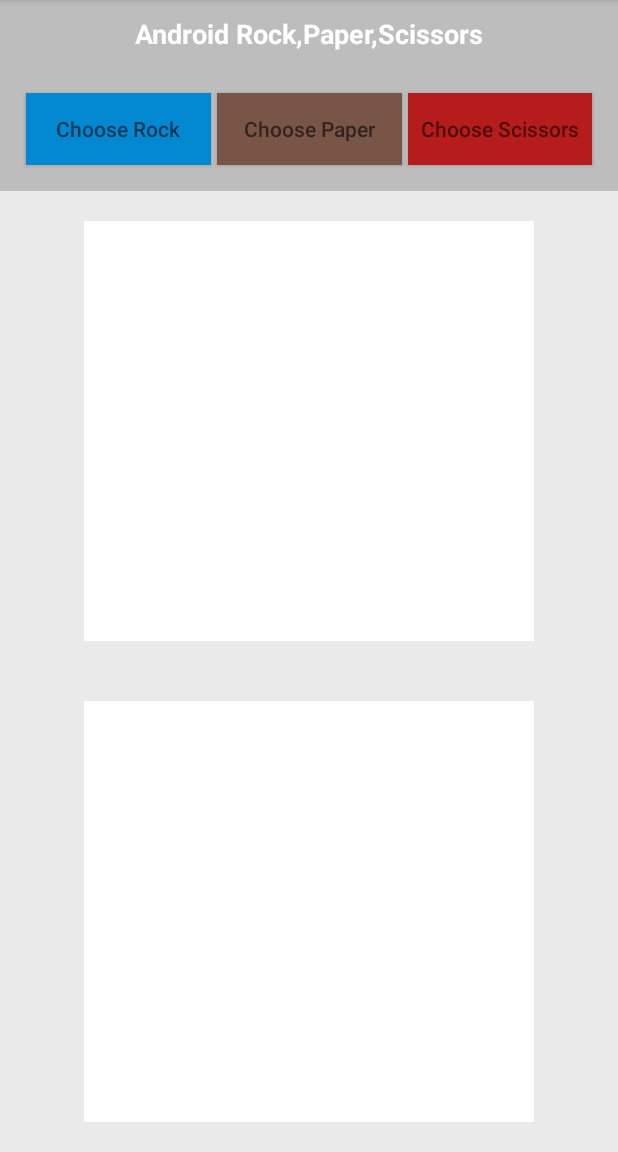
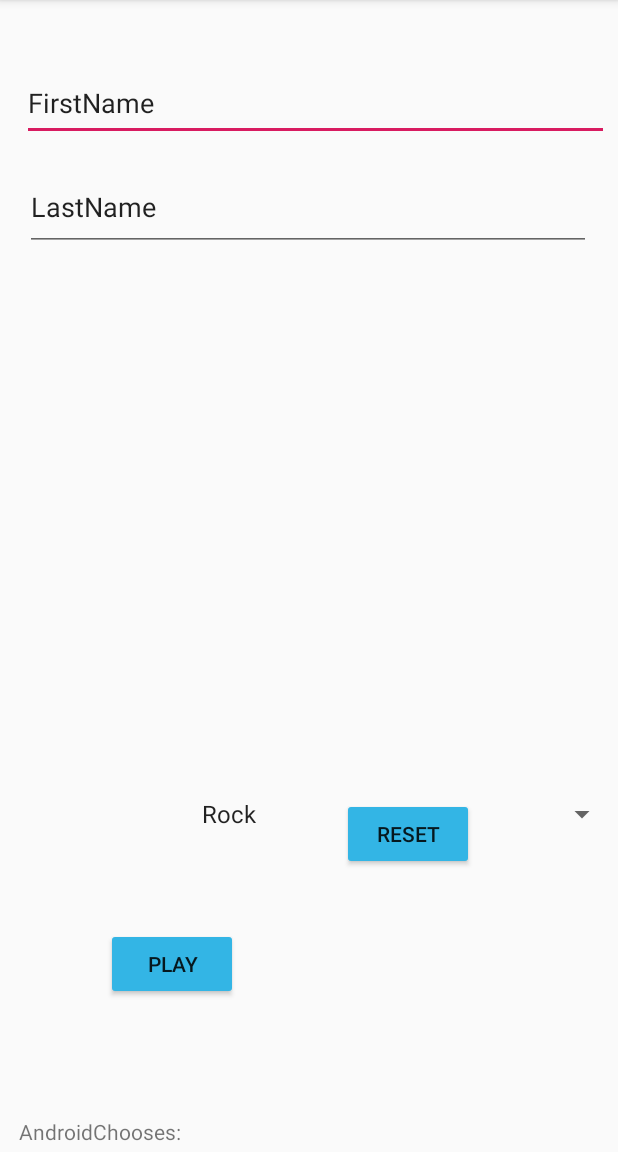
Before and after one commit to pidikiti1149/Example, an Android app: the screen it shows after launch (MainActivity), on a phone screen of 412 x 824 dp, the part 84-1236 px from its top. Run offline under Robolectric (Android 15) with nearby library versions, the phone set to English and light mode, and no system bars; our stand-ins replace Firebase (no records; nobody signed in at launch, a user with empty details on screens opened directly).

Commit message:
Initial Commit

```diff
--- a/app/build.gradle
+++ b/app/build.gradle
@@ -1,4 +1,5 @@
 apply plugin: 'com.android.application'
+apply plugin: 'com.google.gms.google-services'
 
 android {
     compileSdkVersion 29
@@ -23,6 +24,7 @@ dependencies {
     implementation fileTree(dir: 'libs', include: ['*.jar'])
     implementation 'androidx.appcompat:appcompat:1.0.2'
     implementation 'androidx.constraintlayout:constraintlayout:1.1.3'
+    implementation 'com.google.firebase:firebase-database:16.0.4'
     testImplementation 'junit:junit:4.12'
     androidTestImplementation 'androidx.test:runner:1.2.0'
     androidTestImplementation 'androidx.test.espresso:espresso-core:3.2.0'
--- a/app/src/main/java/com/example/a200429757_midterm/MainActivity.java
+++ b/app/src/main/java/com/example/a200429757_midterm/MainActivity.java
@@ -1,99 +1,91 @@
 package com.example.a200429757_midterm;
-
-
 import android.os.Bundle;
 
 import android.view.View;
 import android.widget.Button;
-import android.widget.ImageView;
+import android.widget.EditText;
+import android.widget.Spinner;
 import android.widget.Toast;
+import java.util.Random;
 import androidx.appcompat.app.AppCompatActivity;
+
+import com.google.firebase.database.DatabaseReference;
+import com.google.firebase.database.FirebaseDatabase;
 
 
 
-public class MainActivity extends AppCompatActivity implements View.OnClickListener {
 
-    ImageView input, output;
-    Button rock, paper, scissors;
-    int[] images = new int[]{
-            R.mipmap.rock,
-            R.mipmap.paper,
-            R.mipmap.scissors
-    };
-    int userinput = 0;
+public class MainActivity extends AppCompatActivity {
+
+    EditText editTextFName;
+    EditText editTextLName;
+    Spinner spinner;
+    Button buttonPlay, buttonReset;
+    DatabaseReference db;
+    int userinput = 0, rock, paper, scissors, sysChoice, winner;
 
     @Override
     protected void onCreate(Bundle savedInstanceState) {
         super.onCreate(savedInstanceState);
         setContentView(R.layout.activity_main);
+        editTextFName = findViewById(R.id.editTextFirstname);
+        editTextLName = findViewById(R.id.editTextLastName);
+        spinner = findViewById(R.id.spinner);
+        buttonPlay = findViewById(R.id.buttonPlay);
+        buttonReset = findViewById(R.id.buttonReset);
+
+        db = FirebaseDatabase.getInstance().getReference();
+
+        buttonPlay.setOnClickListener(new View.OnClickListener() {
+            @Override
+            public void onClick(View v) {
+                if (spinner.getSelectedItem().toString() == "Rock") {
+                    rock = v.getId();
+                } else if (spinner.getSelectedItem().toString() == "Paper") {
+                    paper = v.getId();
+                } else {
+                    scissors = v.getId();
+                }
+
+                Random rand = new Random();
+                int randInt = rand.nextInt(100) + 1;
+                if (randInt < 34) {
+                    sysChoice = rock;
+                } else if (randInt > 34 && randInt < 66) {
+                    sysChoice = paper;
+                } else {
+                    sysChoice = scissors;
+                }
+
+                if (sysChoice == spinner.getSelectedItemId()) {
+                    Toast.makeText(getApplicationContext(), "OOPS! It's a Tie! :P", Toast.LENGTH_SHORT).show();
+                    //winner=spinner.getSelectedItemId();
+                }else if((sysChoice == rock) & spinner.getSelectedItem()=="paper"){
+                    Toast.makeText(getApplicationContext(), "You Won", Toast.LENGTH_SHORT).show();
+                }
+            }
+        });
+        buttonReset.setOnClickListener(new View.OnClickListener() {
+            @Override
+            public void onClick(View v) {
+                editTextFName.setText("");
+                editTextLName.setText("");
+
+            }
+        });
+    }
+
+    public void playGame() {
+        String fName = editTextFName.getText().toString().trim();
+        String lName = editTextLName.getText().toString().trim();
+        String choice = spinner.getSelectedItem().toString();
+
+        String id = db.push().getKey();
+
+        game g = new game(id, fName, lName, choice);
+        db.child(id).setValue(g);
 
 
-        input = (ImageView) findViewById(R.id.ivinput);
-        output = (ImageView) findViewById(R.id.ivoutput);
-        rock = (Button) findViewById(R.id.btnrock);
-        paper = (Button) findViewById(R.id.btnpaper);
-        scissors = (Button) findViewById(R.id.btnscissors);
-
-        rock.setOnClickListener(this);
-        paper.setOnClickListener(this);
-        scissors.setOnClickListener(this);
     }
 
-    public void onClick(View v) {
-        int id = v.getId();
-        switch (id) {
-            case R.id.btnrock:
-                userinput = 1;
-                input.setBackgroundResource(R.mipmap.rock);
-                setOutput();
-                break;
-            case R.id.btnpaper:
-                userinput = 2;
-                input.setBackgroundResource(R.mipmap.paper);
-                setOutput();
-                break;
-            case R.id.btnscissors:
-                userinput = 3;
-                input.setBackgroundResource(R.mipmap.scissors);
-                setOutput();
-                break;
-        }
-    }
-
-    private void setOutput() {
-        int imageId = (int) (Math.random() * images.length);
-        output.setBackgroundResource(images[imageId]);
-        checkresult(imageId);
-    }
-
-    private void checkresult(int imageId) {
-        if (userinput == 1 && imageId == 0) {
-            showresult(2);
-        } else if (userinput == 1 && imageId == 1) {
-            showresult(0);
-        } else if (userinput == 1 && imageId == 2) {
-            showresult(1);
-        } else if (userinput == 2 && imageId == 0) {
-            showresult(1);
-        } else if (userinput == 2 && imageId == 1) {
-            showresult(2);
-        } else if (userinput == 2 && imageId == 2) {
-            showresult(0);
-        } else if (userinput == 3 && imageId == 0) {
-            showresult(0);
-        } else if (userinput == 3 && imageId == 1) {
-            showresult(1);
-        } else if (userinput == 3 && imageId == 2) {
-            showresult(2);
-        }
-    }
-
-    private void showresult(int result) {
-        if (result == 0) {
-            Toast.makeText(getApplicationContext(), " You Lost ", Toast.LENGTH_SHORT).show();
-        } else if (result == 1)
-            Toast.makeText(getApplicationContext(), "You Won", Toast.LENGTH_SHORT).show();
-        else
-            Toast.makeText(getApplicationContext(), "It's tie", Toast.LENGTH_SHORT).show();
-    }
 }
--- a/app/src/main/res/layout/activity_main.xml
+++ b/app/src/main/res/layout/activity_main.xml
@@ -1,80 +1,103 @@
 <?xml version="1.0" encoding="utf-8"?>
-<LinearLayout xmlns:android="http://schemas.android.com/apk/res/android"
+<android.support.constraint.ConstraintLayout xmlns:android="http://schemas.android.com/apk/res/android"
+    xmlns:app="http://schemas.android.com/apk/res-auto"
+    xmlns:tools="http://schemas.android.com/tools"
+    android:id="@+id/spinnerChoice"
     android:layout_width="match_parent"
     android:layout_height="match_parent"
-    android:background="#bdbdbd"
-    android:orientation="vertical">
+    tools:context=".MainActivity">
+
+    <Spinner
+        android:id="@+id/spinner"
+        android:layout_width="285dp"
+        android:layout_height="341dp"
+        android:layout_marginTop="129dp"
+        android:layout_marginBottom="100dp"
+        android:entries="@array/Choice"
+        app:layout_constraintBottom_toTopOf="@+id/buttonPlay"
+        app:layout_constraintEnd_toEndOf="parent"
+        app:layout_constraintHorizontal_bias="1.0"
+        app:layout_constraintStart_toStartOf="parent"
+        app:layout_constraintTop_toBottomOf="@+id/editTextLastName" />
+
+    <Button
+        android:id="@+id/buttonPlay"
+        android:layout_width="wrap_content"
+        android:layout_height="wrap_content"
+        android:layout_marginStart="38dp"
+        android:layout_marginTop="37dp"
+        android:layout_marginEnd="8dp"
+        android:layout_marginBottom="284dp"
+        android:backgroundTint="@android:color/holo_blue_light"
+        android:shadowColor="#03A9F4"
+        android:text="PLAY"
+        android:textColorHint="#2196F3"
+        app:layout_constraintBottom_toBottomOf="parent"
+        app:layout_constraintEnd_toEndOf="@+id/spinner"
+        app:layout_constraintHorizontal_bias="0.118"
+        app:layout_constraintStart_toStartOf="parent"
+        app:layout_constraintTop_toBottomOf="@+id/textView" />
+
+    <Button
+        android:id="@+id/buttonReset"
+        android:layout_width="wrap_content"
+        android:layout_height="wrap_content"
+        android:layout_marginStart="69dp"
+        android:layout_marginEnd="96dp"
+        android:layout_marginBottom="188dp"
+        android:backgroundTint="@android:color/holo_blue_light"
+        android:text="RESET"
+        app:layout_constraintBottom_toBottomOf="parent"
+        app:layout_constraintEnd_toEndOf="parent"
+        app:layout_constraintHorizontal_bias="0.0"
+        app:layout_constraintStart_toEndOf="@+id/buttonPlay" />
+
+    <EditText
+        android:id="@+id/editTextFirstname"
+        android:layout_width="391dp"
+        android:layout_height="50dp"
+        android:layout_marginStart="14dp"
+        android:layout_marginTop="44dp"
+        android:layout_marginEnd="6dp"
+        android:layout_marginBottom="7dp"
+        android:ems="10"
+        android:inputType="textPersonName"
+        android:text="FirstName"
+        app:layout_constraintBottom_toTopOf="@+id/editTextLastName"
+        app:layout_constraintEnd_toEndOf="parent"
+        app:layout_constraintHorizontal_bias="1.0"
+        app:layout_constraintStart_toStartOf="parent"
+        app:layout_constraintTop_toTopOf="parent" />
+
+    <EditText
+        android:id="@+id/editTextLastName"
+        android:layout_width="377dp"
+        android:layout_height="58dp"
+        android:layout_marginStart="16dp"
+        android:layout_marginTop="8dp"
+        android:layout_marginEnd="18dp"
+        android:layout_marginBottom="75dp"
+        android:ems="10"
+        android:inputType="textPersonName"
+        android:text="LastName"
+        app:layout_constraintBottom_toTopOf="@+id/spinner"
+        app:layout_constraintEnd_toEndOf="parent"
+        app:layout_constraintStart_toStartOf="parent"
+        app:layout_constraintTop_toBottomOf="@+id/editTextFirstname" />
 
     <TextView
-        android:id="@+id/title"
-        android:layout_width="match_parent"
-        android:layout_height="wrap_content"
-        android:padding="10dp"
-        android:text="Android Rock,Paper,Scissors"
-        android:textAlignment="center"
-        android:textColor="#ffffff"
-        android:textSize="18dp"
-        android:textStyle="bold"/>
-
-    <LinearLayout
-        android:layout_width="match_parent"
-        android:layout_height="wrap_content"
-        android:orientation="horizontal"
-        android:padding="15dp"
-        android:weightSum="3">
-
-        <Button
-            android:id="@+id/btnrock"
-            android:layout_width="match_parent"
-            android:layout_height="wrap_content"
-            android:layout_margin="2dp"
-            android:layout_weight="1"
-            android:background="#0288d1"
-            android:hint="Choose Rock"/>
-
-        <Button
-            android:id="@+id/btnpaper"
-            android:layout_width="match_parent"
-            android:layout_height="wrap_content"
-            android:layout_margin="2dp"
-            android:layout_weight="1"
-            android:background="#795548"
-            android:hint="Choose Paper"/>
-
-        <Button
-            android:id="@+id/btnscissors"
-            android:layout_width="match_parent"
-            android:layout_height="wrap_content"
-            android:layout_margin="2dp"
-            android:layout_weight="1"
-            android:background="#b71c1c"
-            android:hint="Choose Scissors"/>
-    </LinearLayout>
-
-    <LinearLayout
-        android:layout_width="match_parent"
-        android:layout_height="match_parent"
-        android:background="#EAEAEA"
-        android:gravity="center"
-        android:orientation="vertical"
-        android:weightSum="2" >
-
-        <ImageView
-            android:id="@+id/ivinput"
-            android:layout_width="300dp"
-            android:layout_height="wrap_content"
-            android:layout_margin="20dp"
-            android:layout_weight="1"
-            android:background="#ffffff"
-            android:tag="input"/>
-
-        <ImageView
-            android:id="@+id/ivoutput"
-            android:layout_width="300dp"
-            android:layout_height="wrap_content"
-            android:layout_margin="20dp"
-            android:layout_weight="1"
-            android:background="#ffffff"/>
-
-    </LinearLayout>
-</LinearLayout>
+        android:id="@+id/textView"
+        android:layout_width="169dp"
+        android:layout_height="20dp"
+        android:layout_marginStart="12dp"
+        android:layout_marginTop="40dp"
+        android:layout_marginEnd="230dp"
+        android:layout_marginBottom="8dp"
+        android:text="AndroidChooses:"
+        app:layout_constraintBottom_toBottomOf="parent"
+        app:layout_constraintEnd_toEndOf="parent"
+        app:layout_constraintHorizontal_bias="1.0"
+        app:layout_constraintStart_toStartOf="parent"
+        app:layout_constraintTop_toBottomOf="@+id/spinner"
+        app:layout_constraintVertical_bias="0.667" />
+</android.support.constraint.ConstraintLayout>
--- a/app/src/main/res/values/strings.xml
+++ b/app/src/main/res/values/strings.xml
@@ -1,3 +1,8 @@
 <resources>
     <string name="app_name">200429757_Midterm</string>
+    <array name="Choice">
+        <item>Rock</item>
+        <item>Paper</item>
+        <item>Scissors</item>
+    </array>
 </resources>
--- a/build.gradle
+++ b/build.gradle
@@ -8,6 +8,7 @@ buildscript {
     }
     dependencies {
         classpath 'com.android.tools.build:gradle:3.4.1'
+        classpath 'com.google.gms:google-services:4.2.0'
 
         // NOTE: Do not place your application dependencies here; they belong
         // in the individual module build.gradle files
```
Also changed, not shown: app/src/main/java/com/example/a200429757_midterm/game.java (+27 -25 lines).
